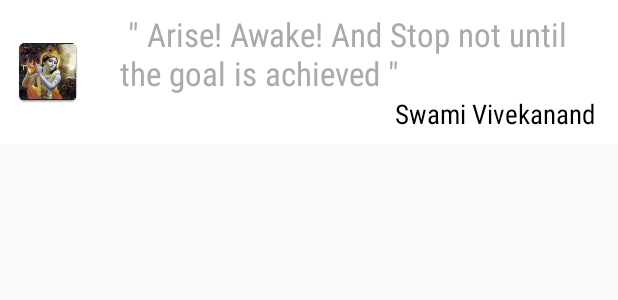
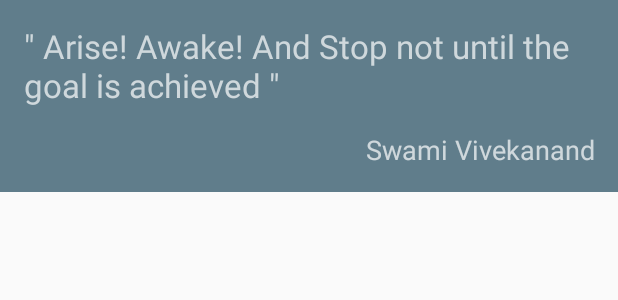
Before and after one commit to DeepakVadgama/Capstone-Project, an Android app: the layout quotes_widget.xml on its own in the app's theme, with its tools: preview values and no code run, on a phone screen of 412 x 824 dp. Shown: the top 300 px of the screen. Run offline under Robolectric (Android 15) with nearby library versions, the phone set to English and light mode, and no system bars.

Commit message:
Quotes layout update. Quotes Preview.

```diff
--- a/app/src/main/AndroidManifest.xml
+++ b/app/src/main/AndroidManifest.xml
@@ -115,7 +115,9 @@
         </service>
 
 
-        <receiver android:name=".widget.QuotesWidget">
+        <receiver
+            android:label="@string/title_widget"
+            android:name=".widget.QuotesWidget">
             <intent-filter>
                 <action android:name="android.appwidget.action.APPWIDGET_UPDATE"/>
             </intent-filter>
--- a/app/src/main/res/layout/quotes_widget.xml
+++ b/app/src/main/res/layout/quotes_widget.xml
@@ -3,48 +3,26 @@
               xmlns:tools="http://schemas.android.com/tools"
               android:layout_width="match_parent"
               android:layout_height="wrap_content"
-              android:background="@android:color/white"
-              android:orientation="horizontal"
-              android:padding="8dp">
-
-    <ImageView
-        android:layout_width="wrap_content"
-        android:layout_height="match_parent"
-        android:contentDescription="@string/application_launcher_image"
-        android:src="@mipmap/ic_launcher"/>
-
-    <LinearLayout
-        android:id="@+id/text"
-        android:layout_width="wrap_content"
-        android:layout_height="match_parent"
-        android:background="@android:color/white"
+              android:background="@color/primary"
               android:orientation="vertical"
-        android:paddingEnd="8dp"
-        android:paddingStart="8dp">
+              android:padding="16dp">
 
     <TextView
         android:id="@+id/widget_description"
         android:layout_width="match_parent"
         android:layout_height="wrap_content"
-            android:fontFamily="sans-serif-condensed"
-            android:paddingLeft="16dp"
-            android:paddingStart="16dp"
         android:textAppearance="?android:textAppearanceLarge"
-            android:textColor="@android:color/darker_gray"
-            tools:text=" &quot; Arise! Awake! And Stop not until the goal is achieved &quot;"/>
+        android:textColor="@color/primary_light"
+        tools:text="&quot; Arise! Awake! And Stop not until the goal is achieved &quot;"/>
 
         <TextView
             android:id="@+id/widget_author"
             android:layout_width="match_parent"
             android:layout_height="wrap_content"
-            android:fontFamily="sans-serif-condensed"
             android:gravity="end"
-            android:paddingLeft="16dp"
-            android:paddingStart="16dp"
+            android:paddingTop="@dimen/title_top_padding"
             android:textAppearance="?android:textAppearanceMedium"
-            android:textColor="@android:color/black"
+            android:textColor="@color/text_secondary_light"
             tools:text="Swami Vivekanand"/>
 
 </LinearLayout>
-
-</LinearLayout>
--- a/app/src/main/res/values/strings.xml
+++ b/app/src/main/res/values/strings.xml
@@ -91,4 +91,5 @@
     <string name="cd_application_logo_image">Application Logo Image</string>
     <string name="about_page_image_url">https://storage.googleapis.com/radhekrishna/radha-krishna-love.jpg</string>
     <string name="menu_refresh">Refresh</string>
+    <string name="title_widget">Spiritual Quotes</string>
 </resources>
--- a/app/src/main/res/xml/quotes_widget_info.xml
+++ b/app/src/main/res/xml/quotes_widget_info.xml
@@ -5,6 +5,6 @@
                     android:minHeight="90dp"
                     android:minWidth="250dp"
                     android:updatePeriodMillis="86400000"
+                    android:previewImage="@drawable/widget_preview"
                     android:widgetCategory="home_screen">
 </appwidget-provider>
-    <!--android:previewImage="@drawable/example_appwidget_preview"-->
```
Also changed, not shown: app/src/main/java/com/deepakvadgama/radhekrishnabhakti/widget/QuoteWidgetIntentService.java (+0 -15 lines), app/src/main/res/drawable/feather_black.xml (added, +9 -0 lines), app/src/main/res/drawable/widget_preview.png (added). Lines whose indentation alone changed are shown as unchanged.
